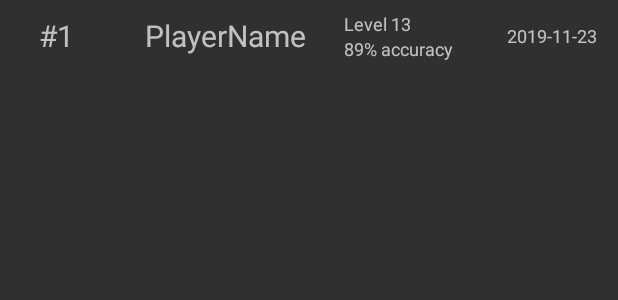
After one commit to anguaive/typescrambler, an Android app: the layout item_statistics.xml on its own in the app's theme, with its tools: preview values and no code run, on a phone screen of 412 x 824 dp. The commit adds this screen. Shown: the top 300 px of the screen. Run offline under Robolectric (Android 15) with nearby library versions, the phone set to English and light mode, and no system bars.

Commit message:
Persistent Highscore storage, and Highscore menu with a recycler view

```diff
--- a/app/build.gradle
+++ b/app/build.gradle
@@ -20,10 +20,14 @@ android {
 }
 
 dependencies {
+    def room_version = "1.1.1"
+    implementation "android.arch.persistence.room:runtime:$room_version"
+    annotationProcessor "android.arch.persistence.room:compiler:$room_version"
     implementation fileTree(dir: 'libs', include: ['*.jar'])
     implementation 'androidx.appcompat:appcompat:1.0.2'
     implementation 'androidx.constraintlayout:constraintlayout:1.1.3'
     testImplementation 'junit:junit:4.12'
     androidTestImplementation 'androidx.test:runner:1.1.1'
     androidTestImplementation 'androidx.test.espresso:espresso-core:3.1.1'
+    implementation 'androidx.recyclerview:recyclerview:1.1.0'
 }
--- a/app/src/main/java/com/angu/myapplication/GameActivity.java
+++ b/app/src/main/java/com/angu/myapplication/GameActivity.java
@@ -6,11 +6,15 @@ import android.content.Intent;
 import android.os.Bundle;
 import android.text.Editable;
 import android.text.TextWatcher;
+import android.view.Gravity;
+import android.view.LayoutInflater;
+import android.view.View;
+import android.widget.LinearLayout;
+import android.widget.PopupWindow;
 import android.widget.ProgressBar;
 import android.widget.TextView;
 
 import com.angu.myapplication.logic.GameState;
-import com.angu.myapplication.logic.Statistics;
 import com.angu.myapplication.views.GameEditText;
 
 import java.util.concurrent.ScheduledFuture;
--- a/app/src/main/java/com/angu/myapplication/views/GameEditText.java
+++ b/app/src/main/java/com/angu/myapplication/views/GameEditText.java
@@ -1,6 +1,8 @@
 package com.angu.myapplication.views;
 
+import android.annotation.SuppressLint;
 import android.content.Context;
+import android.os.AsyncTask;
 import android.text.InputFilter;
 import android.util.AttributeSet;
 import android.view.MotionEvent;
@@ -10,6 +12,9 @@ import android.widget.TextView;
 import androidx.appcompat.widget.AppCompatEditText;
 
 import com.angu.myapplication.R;
+import com.angu.myapplication.data.Statistics;
+
+import java.util.List;
 
 public class GameEditText extends AppCompatEditText {
 
@@ -41,6 +46,7 @@ public class GameEditText extends AppCompatEditText {
         setFilters(new InputFilter[]{new InputFilter.AllCaps()});
 
         setOnTouchListener(new OnTouchListener() {
+            @SuppressLint("ClickableViewAccessibility")
             @Override
             public boolean onTouch(View v, MotionEvent event) {
                 return true;
--- /dev/null
+++ b/app/src/main/res/layout/item_statistics.xml
@@ -0,0 +1,75 @@
+<?xml version="1.0" encoding="utf-8"?>
+<LinearLayout xmlns:android="http://schemas.android.com/apk/res/android"
+    xmlns:tools="http://schemas.android.com/tools"
+    android:layout_width="match_parent"
+    android:layout_height="48dp"
+    android:orientation="horizontal"
+    android:padding="4dp"
+    android:weightSum="100"
+    tools:context=".SettingsActivity">
+
+    <TextView
+        android:id="@+id/textStatisticsRank"
+        android:layout_weight="15"
+        android:layout_width="0dp"
+        android:layout_height="wrap_content"
+        android:layout_gravity="center"
+        android:textAlignment="center"
+        android:layout_margin="4dp"
+        android:textSize="20sp"
+        tools:text="#1" />
+
+    <TextView
+        android:layout_weight="40"
+        android:id="@+id/textStatisticsName"
+        android:layout_width="0dp"
+        android:layout_height="wrap_content"
+        android:layout_gravity="center"
+        android:textAlignment="center"
+        android:textSize="20sp"
+        tools:text="PlayerName" />
+
+    <LinearLayout
+        android:layout_weight="25"
+        android:layout_width="0dp"
+        android:layout_height="wrap_content"
+        android:orientation="vertical"
+        android:layout_gravity="center">
+
+        <TextView
+            android:id="@+id/textStatisticsLevel"
+            android:layout_width="wrap_content"
+            android:layout_height="wrap_content"
+            android:textSize="12sp"
+            tools:text="Level 13" />
+
+        <TextView
+            android:id="@+id/textStatisticsAccuracy"
+            android:layout_width="wrap_content"
+            android:layout_height="wrap_content"
+            android:textSize="12sp"
+            tools:text="89% accuracy" />
+
+    </LinearLayout>
+
+    <LinearLayout
+        android:layout_weight="20"
+        android:layout_width="0dp"
+        android:layout_height="match_parent"
+        android:gravity="center"
+        >
+
+        <TextView
+            android:id="@+id/textStatisticsDate"
+            android:layout_width="wrap_content"
+            android:layout_height="wrap_content"
+            android:layout_gravity="center"
+            android:textSize="12sp"
+            tools:text="2019-11-23" />
+
+    </LinearLayout>
+
+
+
+
+</LinearLayout>
```
Also changed, not shown: app/src/main/AndroidManifest.xml (+10 -3 lines), app/src/main/java/com/angu/myapplication/EndGameActivity.java (+48 -7 lines), app/src/main/java/com/angu/myapplication/HighscoreActivity.java (+43 -0 lines), app/src/main/java/com/angu/myapplication/adapter/StatisticsAdapter.java (added, +64 -0 lines), app/src/main/java/com/angu/myapplication/adapter/StatisticsViewHolder.java (added, +30 -0 lines), app/src/main/java/com/angu/myapplication/data/Statistics.java (added, +33 -0 lines), app/src/main/java/com/angu/myapplication/data/StatisticsDao.java (added, +24 -0 lines), app/src/main/java/com/angu/myapplication/data/StatisticsDatabase.java (added, +12 -0 lines), app/src/main/java/com/angu/myapplication/logic/Statistics.java (deleted, +0 -16 lines), app/src/main/res/layout/activity_game.xml (+3 -4 lines), app/src/main/res/layout/activity_highscore.xml (+4 -13 lines), app/src/main/res/layout/popup_end_game.xml (renamed from app/src/main/res/layout/activity_end_game.xml, +11 -15 lines).
